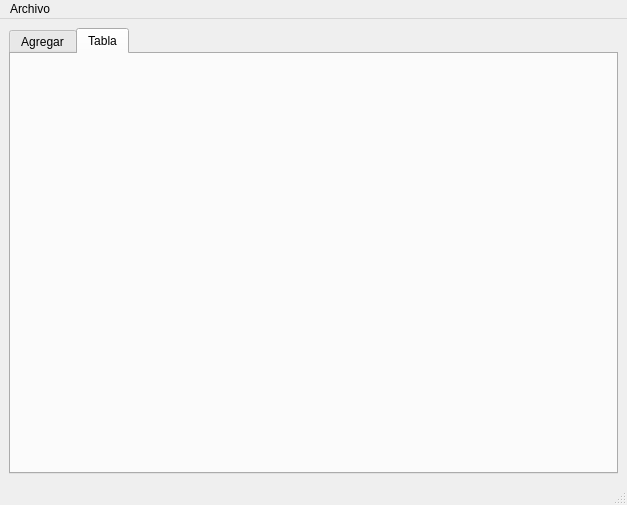
The window that particula.ui (FabianAlejandroEsquedaRodriguez/S.ALGORITMIA_UI_PARTICULA) describes before a commit, drawn with Qt 5.
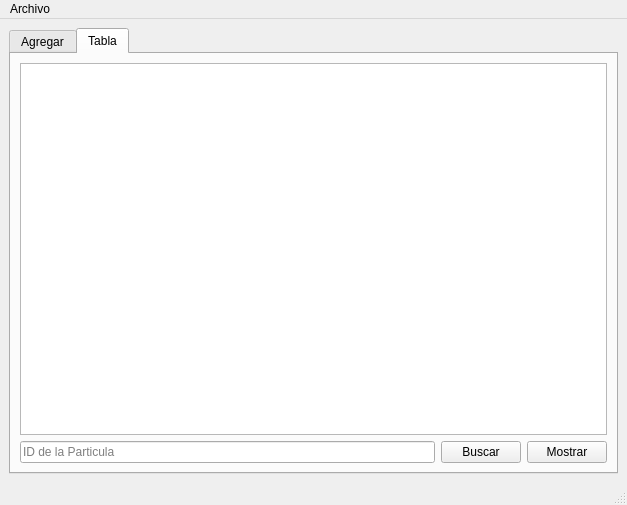
The same window after the commit. The open tabs and pages were chosen to show the change.

Commit message: En la ventana 2 se agrego un Table widget, un LineEdit para escribir lo que se quiere buscar, 2 botones pushbutton, uno para Buscar y otro para Mostrar, y se modificaron los botones de los objetos

```diff
--- a/particula.ui
+++ b/particula.ui
@@ -192,6 +192,32 @@
        <attribute name="title">
         <string>Tabla</string>
        </attribute>
+       <layout class="QGridLayout" name="gridLayout_4">
+        <item row="0" column="0" colspan="3">
+         <widget class="QTableWidget" name="tabla"/>
+        </item>
+        <item row="1" column="0">
+         <widget class="QLineEdit" name="buscar_lineEdit">
+          <property name="placeholderText">
+           <string>ID de la Particula</string>
+          </property>
+         </widget>
+        </item>
+        <item row="1" column="1">
+         <widget class="QPushButton" name="buscar_pushButton">
+          <property name="text">
+           <string>Buscar</string>
+          </property>
+         </widget>
+        </item>
+        <item row="1" column="2">
+         <widget class="QPushButton" name="mostrar_tabla_pushButton">
+          <property name="text">
+           <string>Mostrar</string>
+          </property>
+         </widget>
+        </item>
+       </layout>
       </widget>
      </widget>
     </item>
```
Left out of the diff: 2 changed lines with no effect on the pictures.
